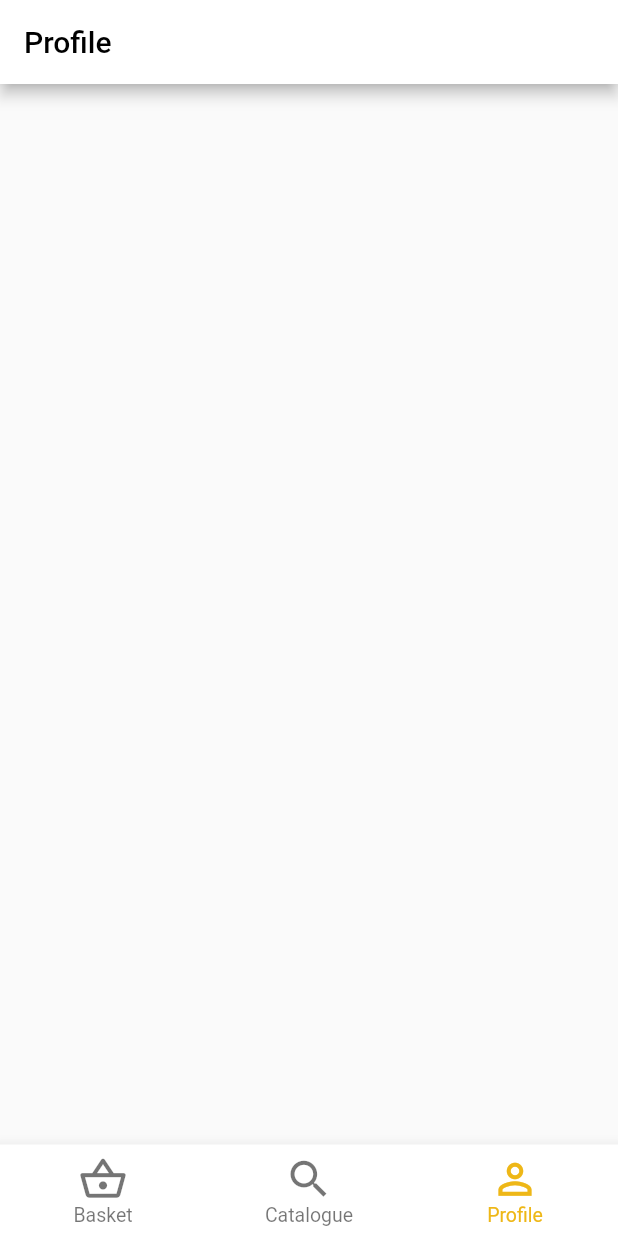
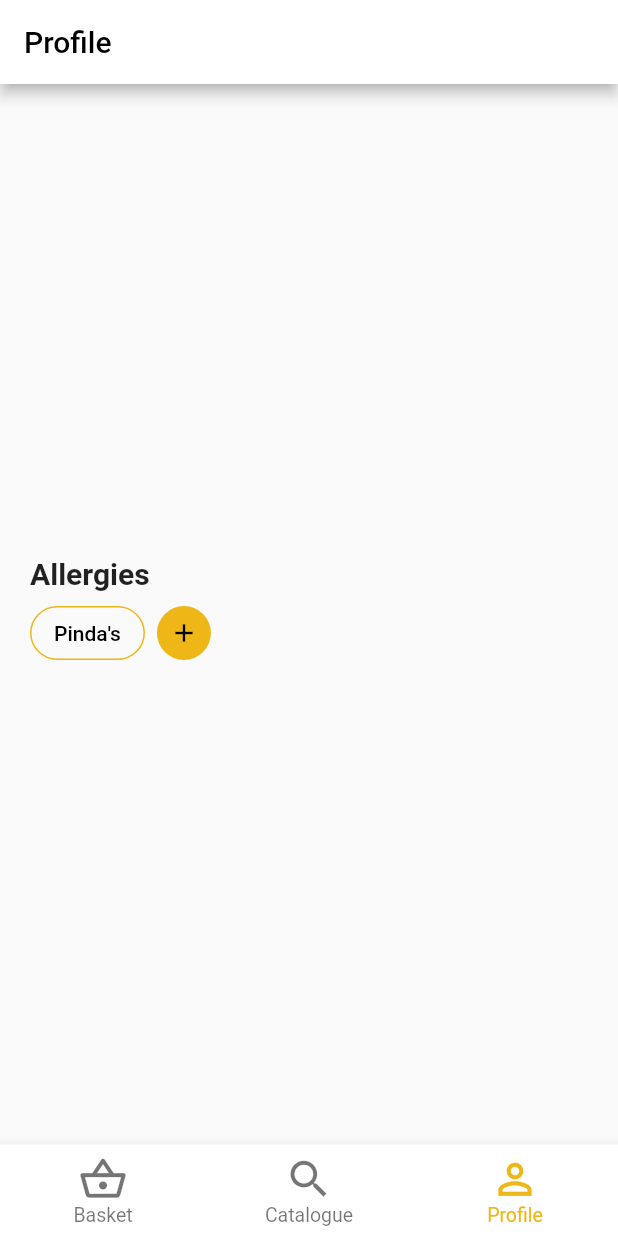
Before and after one commit to EditaAnomaly/S7-ASM-Jumbo-project, a Flutter app: the screen it shows after launch, item 3 of the bottom bar chosen, on a phone screen of 412 x 824 dp. Run offline on Flutter 3.47's test engine with Material 2 defaults, Android fonts, the phone set to English and light mode, and no system bars; our stand-ins replace flutter_bloc; missing offline and left inert: flutter_barcode_scanner.

Commit message:
Set preferences feature

```diff
--- /dev/null
+++ b/lib/models/preference_option.dart
@@ -0,0 +1,6 @@
+class PreferenceOption {
+  late String value;
+  late bool isActive;
+
+  PreferenceOption(this.value, this.isActive);
+}
--- a/lib/pages/basket_page.dart
+++ b/lib/pages/basket_page.dart
@@ -18,9 +18,12 @@ class _BasketPageState extends State<BasketPage> {
   _openBarcodeScanner() async {
     String barcodeScanRes = await FlutterBarcodeScanner.scanBarcode(
         "#000000", "Cancel", true, ScanMode.BARCODE);
+
     product = await productService.scan(barcodeScanRes);
     warnings = productService.getWarnings(product);
+
     if (warnings.isEmpty) return;
+
     _alertAboutProduct(product, warnings);
   }
 
@@ -49,7 +52,6 @@ class _BasketPageState extends State<BasketPage> {
           ),
           content: SizedBox(
             width: double.maxFinite,
-            //height: 400,
             child: ListView.builder(
               shrinkWrap: true,
               itemCount: warnings.length,
@@ -74,7 +76,6 @@ class _BasketPageState extends State<BasketPage> {
             ),
             TextButton(
                 style: OutlinedButton.styleFrom(
-                  //padding: const EdgeInsets.symmetric(vertical: 8.0),
                   side: const BorderSide(
                     color: Color(0xffEEB717),
                   ),
@@ -100,7 +101,6 @@ class _BasketPageState extends State<BasketPage> {
         backgroundColor: Colors.white,
         foregroundColor: Colors.black,
       ),
-      // body
       floatingActionButton: FloatingActionButton(
         onPressed: _openBarcodeScanner,
         backgroundColor: const Color(0xffEEB717),
--- a/lib/pages/profile_page.dart
+++ b/lib/pages/profile_page.dart
@@ -1,4 +1,5 @@
 import 'package:flutter/material.dart';
+import 'package:jumbo_app_flutter/widgets/preferences/preference_selector.dart';
 
 class ProfilePage extends StatefulWidget {
   const ProfilePage({super.key});
@@ -15,7 +16,15 @@ class _ProfilePageState extends State<ProfilePage> {
         backgroundColor: Colors.white,
         foregroundColor: Colors.black,
       ),
-      // body
+      body: Padding(
+        padding: const EdgeInsets.all(20.0),
+        child: Column(
+          mainAxisAlignment: MainAxisAlignment.center,
+          children: const <Widget>[
+            PreferenceSelector(),
+          ],
+        ),
+      ),
     );
   }
 }
--- /dev/null
+++ b/lib/services/preference.service.dart
@@ -0,0 +1,27 @@
+import 'package:jumbo_app_flutter/models/preference_option.dart';
+
+class PreferenceService {
+  static final List<String> allergens = ["Pinda's"];
+
+  static final List<PreferenceOption> options = [
+    PreferenceOption("Pinda's", true),
+    PreferenceOption("Melk", false),
+    PreferenceOption("Cashewnoten", false),
+    PreferenceOption("Tarwe", false),
+    PreferenceOption("Sesam", false),
+    PreferenceOption("Noten", false),
+    PreferenceOption("Mosterd", false),
+    PreferenceOption("Gerst", false),
+    PreferenceOption("Selderij", false),
+    PreferenceOption("Eieren", false),
+    PreferenceOption("Soja", false),
+  ];
+
+  setAllergen(String allergen) {
+    allergens.add(allergen);
+  }
+
+  removeAllergen(String allergen) {
+    allergens.remove(allergen);
+  }
+}
--- /dev/null
+++ b/lib/widgets/preferences/preference_selector.dart
@@ -0,0 +1,115 @@
+import 'package:flutter/material.dart';
+import 'package:jumbo_app_flutter/models/preference_option.dart';
+import 'package:jumbo_app_flutter/services/preference.service.dart';
+import 'package:jumbo_app_flutter/widgets/preferences/preference_dialog.dart';
+
+class PreferenceSelector extends StatefulWidget {
+  const PreferenceSelector({super.key});
+
+  @override
+  State<StatefulWidget> createState() => _PreferenceSelectorState();
+}
+
+class _PreferenceSelectorState extends State<PreferenceSelector> {
+  final PreferenceService service = PreferenceService();
+  final List<String> allergens = List.from(PreferenceService.allergens);
+
+  _clearPreferences() {
+    setState(() {
+      PreferenceService.allergens.clear();
+      allergens.clear();
+    });
+  }
+
+  _addPreference(String preference) {
+    setState(() {
+      service.setAllergen(preference);
+      allergens.add(preference);
+    });
+  }
+
+  _removePreference(item) {
+    setState(() {
+      service.removeAllergen(item);
+      allergens.remove(item);
+    });
+  }
+
+  _saveOptions(List<PreferenceOption> options) {
+    _clearPreferences();
+
+    for (var element in options) {
+      if (element.isActive) {
+        _addPreference(element.value);
+      }
+    }
+  }
+
+  _openOptionDialog() {
+    showDialog(
+      context: context,
+      builder: (BuildContext context) {
+        return PreferenceDialog(PreferenceService.options, _saveOptions);
+      },
+    );
+  }
+
+  @override
+  Widget build(BuildContext context) {
+    return Column(
+      crossAxisAlignment: CrossAxisAlignment.start,
+      children: [
+        const Padding(
+          padding: EdgeInsets.only(bottom: 10.0),
+          child: Text(
+            "Allergies",
+            style: TextStyle(
+              fontSize: 20,
+              fontWeight: FontWeight.bold,
+            ),
+          ),
+        ),
+        Wrap(
+          children: [
+            for (var item in allergens)
+              Container(
+                margin: const EdgeInsets.only(right: 8.0, bottom: 8.0),
+                child: OutlinedButton(
+                  onPressed: () {
+                    _removePreference(item);
+                  },
+                  style: OutlinedButton.styleFrom(
+                    tapTargetSize: MaterialTapTargetSize.shrinkWrap,
+                    shape: RoundedRectangleBorder(
+                      borderRadius: BorderRadius.circular(20.0),
+                    ),
+                    side: const BorderSide(
+                      color: Color(0xffEEB717),
+                    ),
+                    foregroundColor: Colors.black,
+                  ),
+                  child: Text(item),
+                ),
+              ),
+            TextButton(
+              style: TextButton.styleFrom(
+                shape: const CircleBorder(),
+                foregroundColor: Colors.black,
+                backgroundColor: const Color(0xffEEB717),
+                minimumSize: Size.zero,
+                tapTargetSize: MaterialTapTargetSize.shrinkWrap,
+              ),
+              onPressed: () {
+                _openOptionDialog();
+              },
+              child: const Icon(
+                Icons.add,
+                size: 20.0,
+              ),
+            ),
+          ],
+        )
+      ],
+    );
+  }
+}
```
Also changed, not shown: lib/services/product.service.dart (+2 -10 lines), lib/widgets/preferences/buttons/rounded_outlined_button.dart (added, +30 -0 lines), lib/widgets/preferences/buttons/rounded_text_button.dart (added, +28 -0 lines), lib/widgets/preferences/preference_dialog.dart (added, +81 -0 lines).
